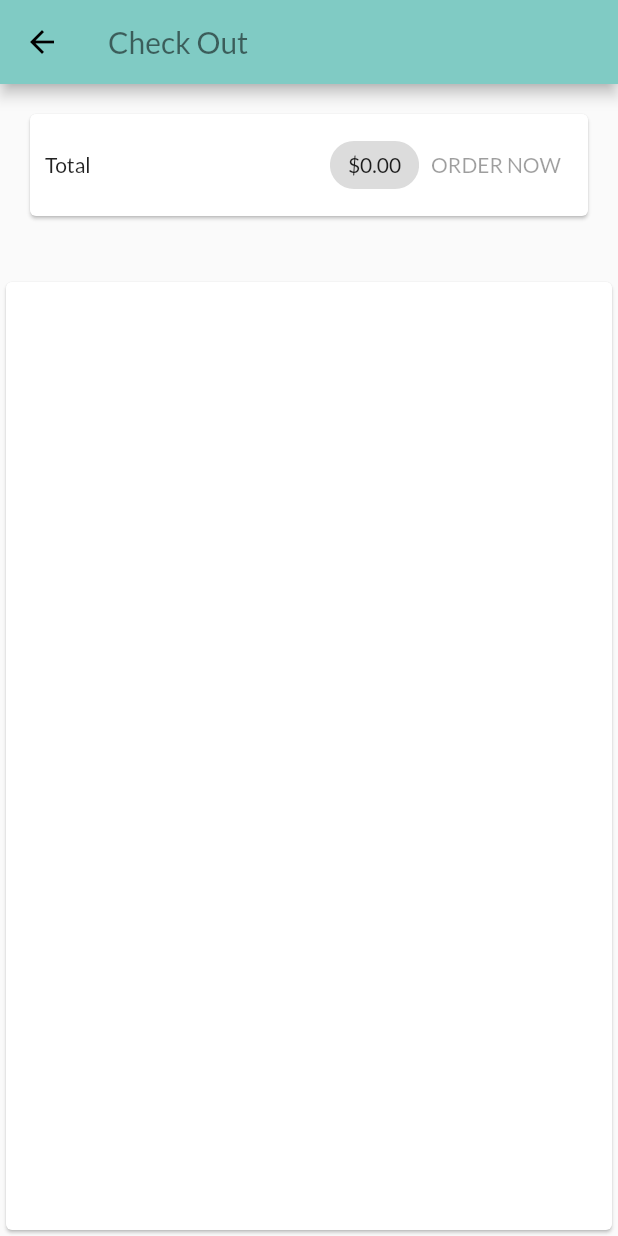
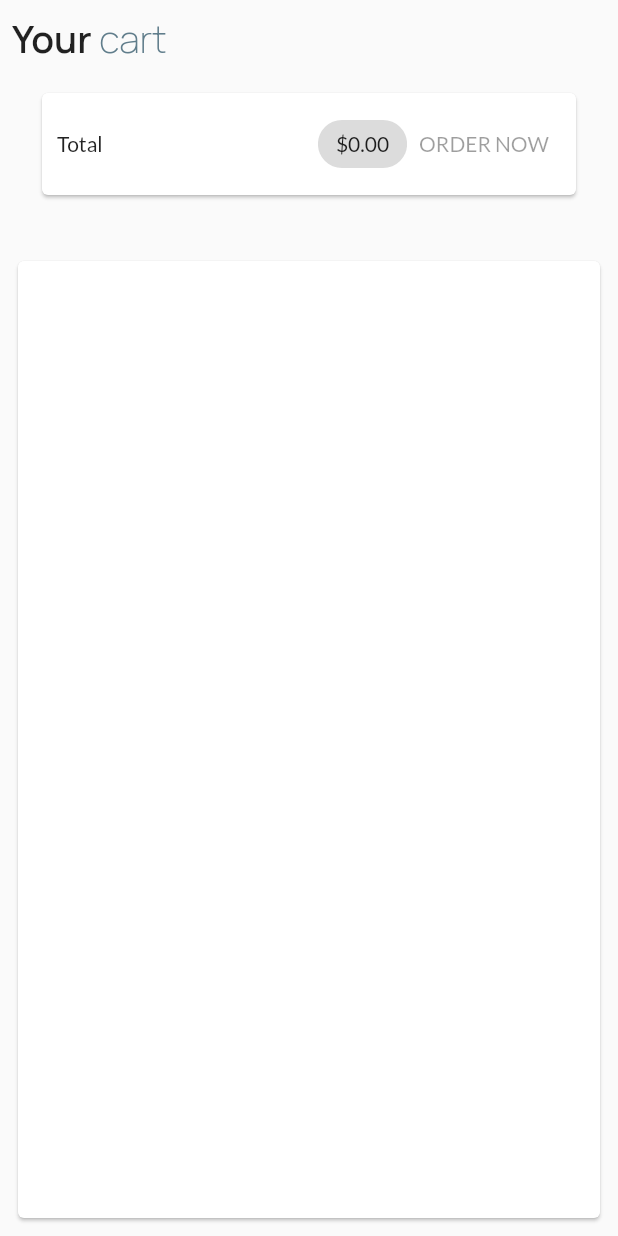
Before and after one commit to lavanchindaliya/amazon_lite, a Flutter app: the CartScreen screen opened by its route, on a phone screen of 412 x 824 dp. Run offline on Flutter 3.47's test engine with Material 2 defaults, Android fonts, the phone set to English and light mode, and no system bars; our stand-ins replace carousel_slider, shared_preferences; accounts and stored records are empty.

Commit message:
added new title

```diff
--- a/lib/screens/cart_screen.dart
+++ b/lib/screens/cart_screen.dart
@@ -9,21 +9,34 @@ import 'package:provider/provider.dart';
 
 class CartScreen extends StatelessWidget {
   static const routeName = '/cart';
+  TextStyle boldPart = TextStyle(
+      fontFamily: "Manrope", fontWeight: FontWeight.w600, fontSize: 25);
+  TextStyle lightPart = TextStyle(
+      color: Colors.blueGrey,
+      fontFamily: "Manrope",
+      fontWeight: FontWeight.w300,
+      fontSize: 25);
 
   @override
   Widget build(BuildContext context) {
     final cart = Provider.of<Cart>(context);
 
     return Scaffold(
-      appBar: AppBar(
-        title: Text("Check Out",
-            style: TextStyle(
-              color: Colors.black54,
-            )),
-        backgroundColor: Colors.teal[200],
+      body: SafeArea(
+        child: Padding(
+          padding: const EdgeInsets.all(8.0),
+          child: Column(
+            children: [
+              Row(children: [
+                Text(
+                  "Your ",
+                  style: boldPart,
                 ),
-      body: Column(
-        children: [
+                Text(
+                  'cart',
+                  style: lightPart,
+                ),
+              ]),
               Card(
                 margin: EdgeInsets.all(20),
                 child: Padding(
@@ -54,6 +67,8 @@ class CartScreen extends StatelessWidget {
                 )),
               ),
             ],
+          ),
+        ),
       ),
     );
   }
```
Also changed, not shown: lib/main.dart (+5 -15 lines), lib/screens/order_screen.dart (+46 -6 lines), lib/screens/our_products.dart (added, +39 -0 lines), lib/screens/products_overview_screen.dart (+11 -0 lines). Lines whose indentation alone changed are shown as unchanged.
